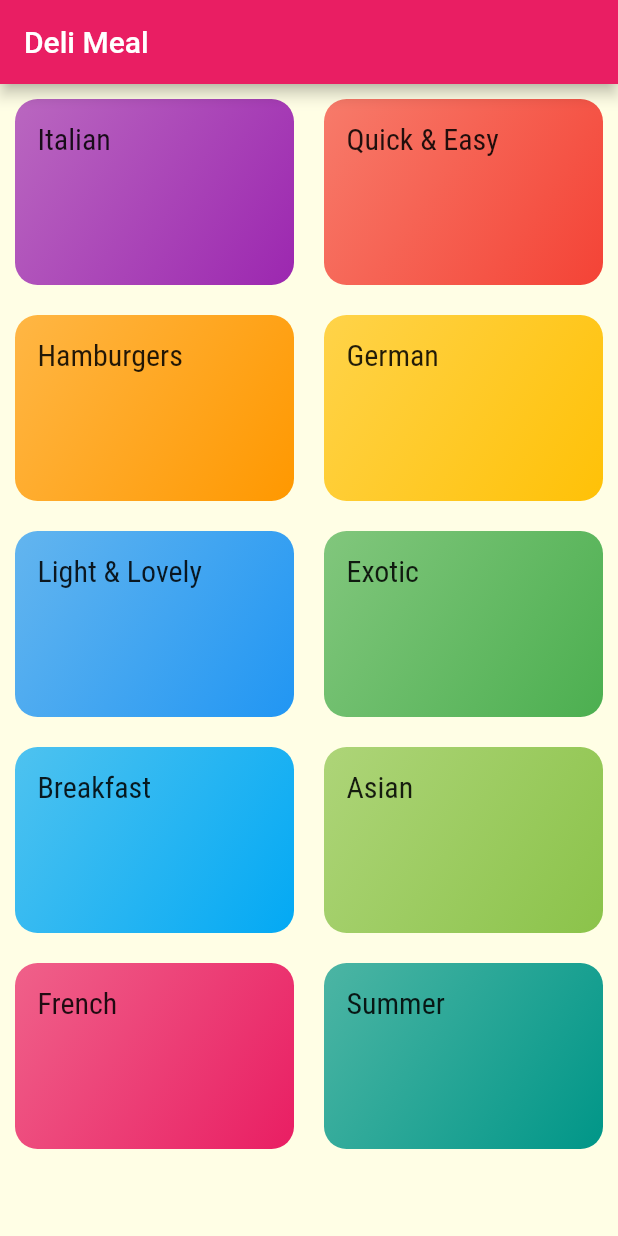
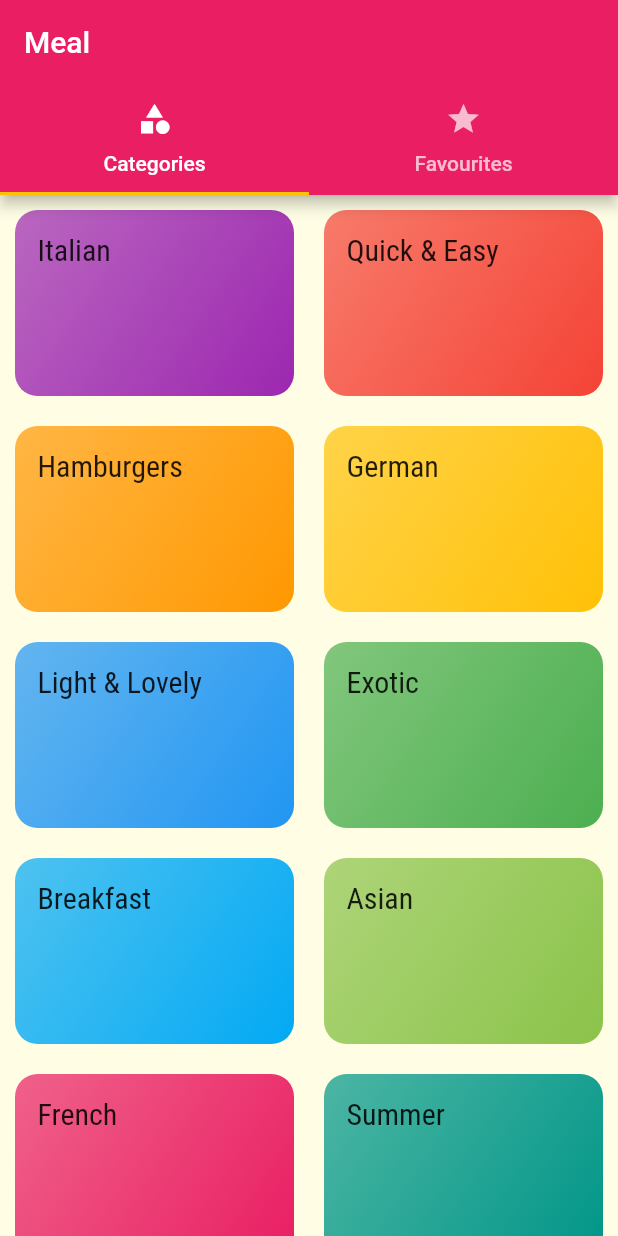
Before and after one commit to ranjeett3008/flutter_meal_app, a Flutter app: the screen it shows after launch, on a phone screen of 412 x 824 dp. Run offline on Flutter 3.47's test engine with Material 2 defaults, Android fonts, the phone set to English and light mode, and no system bars; Roboto replaces fonts that are missing (Railwey).

Commit message:
Added tab bar at top for categories and favoirites screens

```diff
--- a/lib/main.dart
+++ b/lib/main.dart
@@ -2,6 +2,8 @@ import 'package:flutter/material.dart';
 import './screens/category_meals_screen.dart';
 import './screens/categories_screen.dart';
 import './screens/meal_detail_screen.dart';
+import './screens/tabs_screen.dart';
+
 void main() => runApp(MyApp());
 
 class MyApp extends StatelessWidget {
@@ -27,7 +29,7 @@ class MyApp extends StatelessWidget {
           )
         )
       ),
-      home: CategoriesScreen(),
+      home: TabsScreen(),
       // initialRoute: '/',
       routes: {
         // '/' : (ctx) => MyHomePage(),
--- a/lib/screens/categories_screen.dart
+++ b/lib/screens/categories_screen.dart
@@ -6,9 +6,7 @@ class CategoriesScreen extends StatelessWidget {
   @override
   Widget build(BuildContext context) {
     return
-    Scaffold(
-      appBar: AppBar(title: Text('Deli Meal')),
-      body:GridView(
+    GridView(
       padding: EdgeInsets.all(10),
       children:
       DUMMY_CATEGORIES.map((catData) => CategoryItem(
@@ -20,7 +18,7 @@ class CategoriesScreen extends StatelessWidget {
       childAspectRatio: 3/2,
       crossAxisSpacing: 20,
       mainAxisSpacing: 20
-    ),)
-    ) ;
+    ),
+    );
   }
 }
--- /dev/null
+++ b/lib/screens/favorites_screen.dart
@@ -0,0 +1,10 @@
+import 'package:flutter/material.dart';
+
+class FavoritesScreen extends StatelessWidget {
+  @override
+  Widget build(BuildContext context) {
+    return Center(
+      child: Text('Favorites'),
+    );
+  }
+}
--- a/lib/screens/meal_detail_screen.dart
+++ b/lib/screens/meal_detail_screen.dart
@@ -73,7 +73,8 @@ class MealDetailScreen extends StatelessWidget {
                       selectedMeal.steps[index]
                       ),
 
-                ),Divider(),],
+                )
+                ,Divider(),],
 
                 ),
                 itemCount: selectedMeal.steps.length,
--- /dev/null
+++ b/lib/screens/tabs_screen.dart
@@ -0,0 +1,36 @@
+import 'package:flutter/material.dart';
+import './favorites_screen.dart';
+import './categories_screen.dart';
+
+class TabsScreen extends StatefulWidget {
+  @override
+  _TabsScreenState createState() => _TabsScreenState();
+}
+
+class _TabsScreenState extends State<TabsScreen> {
+  @override
+  Widget build(BuildContext context) {
+    return DefaultTabController(
+      length: 2,
+      initialIndex: 0,
+      child: Scaffold(
+        appBar: AppBar(title: Text('Meal'),
+          bottom: TabBar(tabs: <Widget>[
+            Tab(
+              icon: Icon(Icons.category),
+              text: 'Categories',
+            ),
+            Tab(
+              icon: Icon(Icons.star),
+              text: 'Favourites',
+            )
+          ],),
+        ),
+        body: TabBarView(children: <Widget>[
+          CategoriesScreen(),
+          FavoritesScreen()
+        ],),
+      ),
+    );
+  }
+}
```
